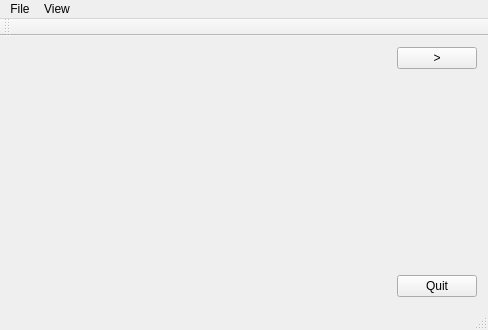
The window that mainwindow.ui (lishunan246/cg) describes before a commit, drawn with Qt 5.
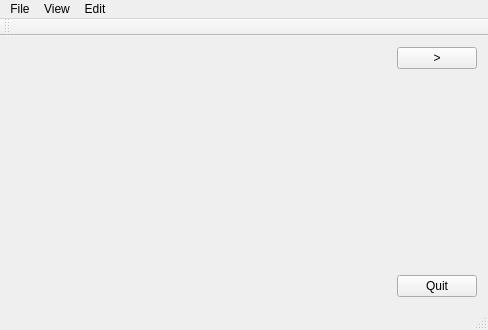
The same window after the commit. Custom widgets are drawn as their Qt base class.

Commit message: Now can change color with keyboard inputs

What changed in the file:
```diff
--- a/mainwindow.ui
+++ b/mainwindow.ui
@@ -84,8 +84,15 @@
     <addaction name="actionZoom_in"/>
     <addaction name="actionZoom_out"/>
    </widget>
+   <widget class="QMenu" name="menuEdit">
+    <property name="title">
+     <string>Edit</string>
+    </property>
+    <addaction name="actionSet_color"/>
+   </widget>
    <addaction name="menuFile"/>
    <addaction name="menuView"/>
+   <addaction name="menuEdit"/>
   </widget>
   <widget class="QToolBar" name="mainToolBar">
    <attribute name="toolBarArea">
```
Left out of the diff: 22 changed lines with no effect on the pictures. The commit also changes 2 other files.
